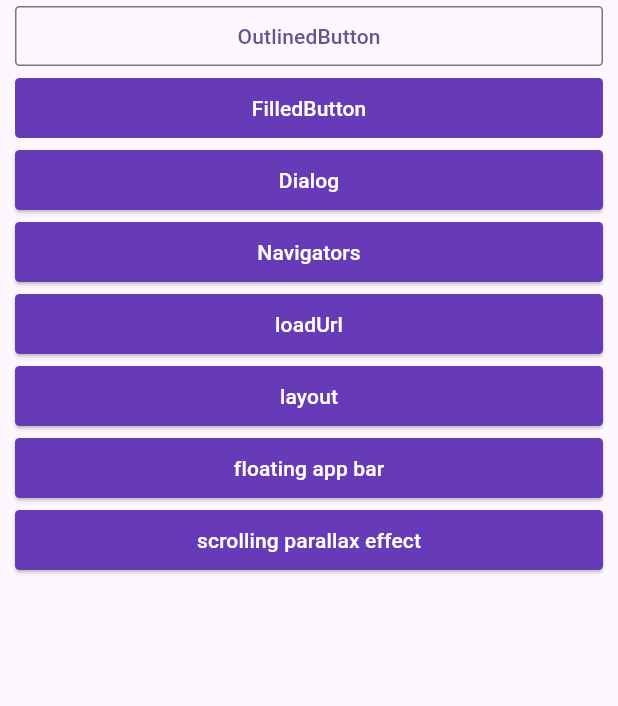
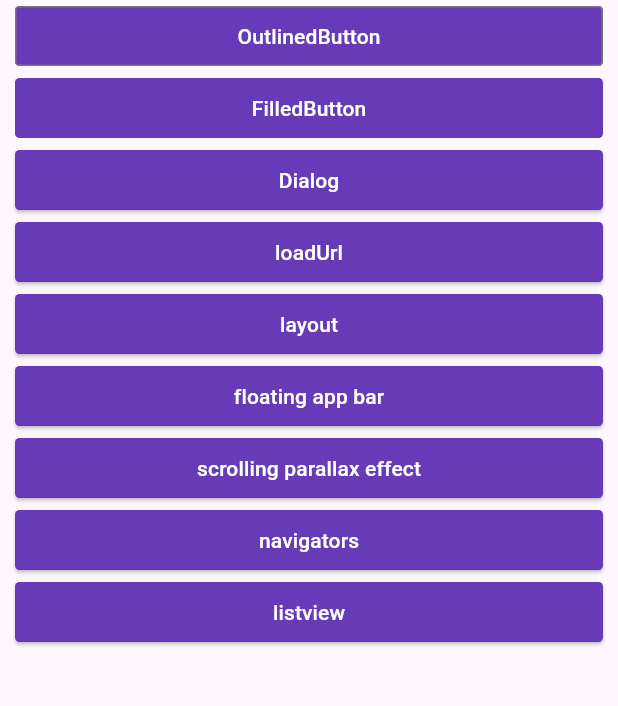
Before and after one commit to PlushTz/flutter_example, a Flutter app: the screen it shows after launch, on a phone screen of 412 x 824 dp, the part 84-790 px from its top. Run offline on Flutter 3.47's test engine with Material 3 defaults, Android fonts, the phone set to English and light mode, and no system bars.

Commit message:
feat(master):路由跳转携带数据

```diff
--- /dev/null
+++ b/lib/fields/ui_field.dart
@@ -0,0 +1,16 @@
+import '../domain/models/routers/todo.dart';
+
+/// Desc:
+/// Author: lijt
+/// Created on 2025/11/10
+/// Email: lijt@eetrust.com
+class UiField {
+  /// 圆角矩形的圆角半径
+  static const double roundedRectangleBorderRadius = 3.0;
+}
+
+final todos = List.generate(
+  20,
+      (i) =>
+      Todo('Todo $i', 'A description of what needs to be done for Todo $i'),
+);
--- a/lib/main.dart
+++ b/lib/main.dart
@@ -1,10 +1,12 @@
 import 'package:flutter/material.dart';
-import 'package:flutter_plush/dialogs.dart';
-import 'package:flutter_plush/floating_app_bar.dart';
-import 'package:flutter_plush/layout.dart';
-import 'package:flutter_plush/navigators.dart';
-import 'package:flutter_plush/scrolling_parallax_effect.dart';
-import 'package:flutter_plush/ui_field.dart';
+import 'package:flutter_plush/domain/models/routers/todo.dart';
+import 'package:flutter_plush/ui/dialogs/widgets/dialogs.dart';
+import 'package:flutter_plush/ui/floating_app_bar/widgets/floating_app_bar.dart';
+import 'package:flutter_plush/ui/layouts/widgets/layout.dart';
+import 'package:flutter_plush/ui/routers/widgets/first_route.dart';
+import 'package:flutter_plush/ui/routers/widgets/list_view_route.dart';
+import 'package:flutter_plush/ui/scrolling_parallax_effect/widgets/scrolling_parallax_effect.dart';
+import 'package:flutter_plush/fields/ui_field.dart';
 import 'package:url_launcher/url_launcher_string.dart';
 
 void main() {
@@ -80,8 +82,12 @@ class ContentState extends StatelessWidget {
                   UiField.roundedRectangleBorderRadius,
                 ),
               ),
+              backgroundColor: Colors.deepPurple,
             ),
-            child: Text('OutlinedButton'),
+            child: Text(
+              'OutlinedButton',
+              style: TextStyle(color: Colors.white),
+            ),
           ),
           FilledButton(
             onPressed: () {},
@@ -107,25 +113,6 @@ class ContentState extends StatelessWidget {
             ),
             onPressed: () => {AlertDialogUtil.showAlertDialog(context)},
             child: Text('Dialog', style: TextStyle(color: Colors.white)),
-          ),
-          ElevatedButton(
-            onPressed: () => {
-              Navigator.push(
-                context,
-                MaterialPageRoute(
-                  builder: (context) => Navigators(title: title),
-                ),
-              ),
-            },
-            style: ElevatedButton.styleFrom(
-              shape: RoundedRectangleBorder(
-                borderRadius: BorderRadius.circular(
-                  UiField.roundedRectangleBorderRadius,
-                ),
-              ),
-              backgroundColor: Colors.deepPurple,
-            ),
-            child: Text('Navigators', style: TextStyle(color: Colors.white)),
           ),
           ElevatedButton(
             onPressed: () => {
@@ -201,6 +188,42 @@ class ContentState extends StatelessWidget {
               style: TextStyle(color: Colors.white),
             ),
           ),
+          ElevatedButton(
+            onPressed: () => {
+              Navigator.push(
+                context,
+                MaterialPageRoute(builder: (context) => FirstRoute()),
+              ),
+            },
+            style: ElevatedButton.styleFrom(
+              shape: RoundedRectangleBorder(
+                borderRadius: BorderRadius.circular(
+                  UiField.roundedRectangleBorderRadius,
+                ),
+              ),
+              backgroundColor: Colors.deepPurple,
+            ),
+            child: Text('navigators', style: TextStyle(color: Colors.white)),
+          ),
+          ElevatedButton(
+            onPressed: () => {
+              Navigator.push(
+                context,
+                MaterialPageRoute(
+                  builder: (context) => ListViewRoute(todos: todos),
+                ),
+              ),
+            },
+            style: ElevatedButton.styleFrom(
+              shape: RoundedRectangleBorder(
+                borderRadius: BorderRadius.circular(
+                  UiField.roundedRectangleBorderRadius,
+                ),
+              ),
+              backgroundColor: Colors.deepPurple,
+            ),
+            child: Text('listview', style: TextStyle(color: Colors.white)),
+          ),
         ],
       ),
     );
--- a/lib/scrolling_parallax_effect.dart
+++ b/lib/ui/scrolling_parallax_effect/widgets/scrolling_parallax_effect.dart
@@ -50,7 +50,10 @@ class ParallaxRecipe extends StatelessWidget {
     return MaterialApp(
       theme: ThemeData.dark().copyWith(scaffoldBackgroundColor: darkBlue),
       debugShowCheckedModeBanner: false,
-      home: const Scaffold(body: Center(child: ExampleParallax())),
+      home: Scaffold(
+        appBar: AppBar(title: Text('Scrolling Parallax Effect'),),
+        body: Center(child: ExampleParallax()),
+      ),
     );
   }
 }
```
Also changed, not shown: lib/data/repositories/home/home_repository.dart (added, +7 -0 lines), lib/domain/models/routers/todo.dart (added, +10 -0 lines), lib/navigators.dart (deleted, +0 -35 lines), lib/ui/home/view_models/home_viewmodel.dart (added, +12 -0 lines), lib/ui/routers/widgets/first_route.dart (added, +28 -0 lines), lib/ui/routers/widgets/list_view_route.dart (added, +68 -0 lines), lib/ui/routers/widgets/second_route.dart (added, +24 -0 lines), lib/ui_field.dart (deleted, +0 -8 lines), lib/ui/animations/widgets/animation.dart (renamed from lib/animation.dart), lib/ui/dialogs/widgets/dialogs.dart (renamed from lib/dialogs.dart), lib/ui/floating_app_bar/widgets/floating_app_bar.dart (renamed from lib/floating_app_bar.dart), lib/ui/layouts/widgets/layout.dart (renamed from lib/layout.dart), pubspec.lock.
